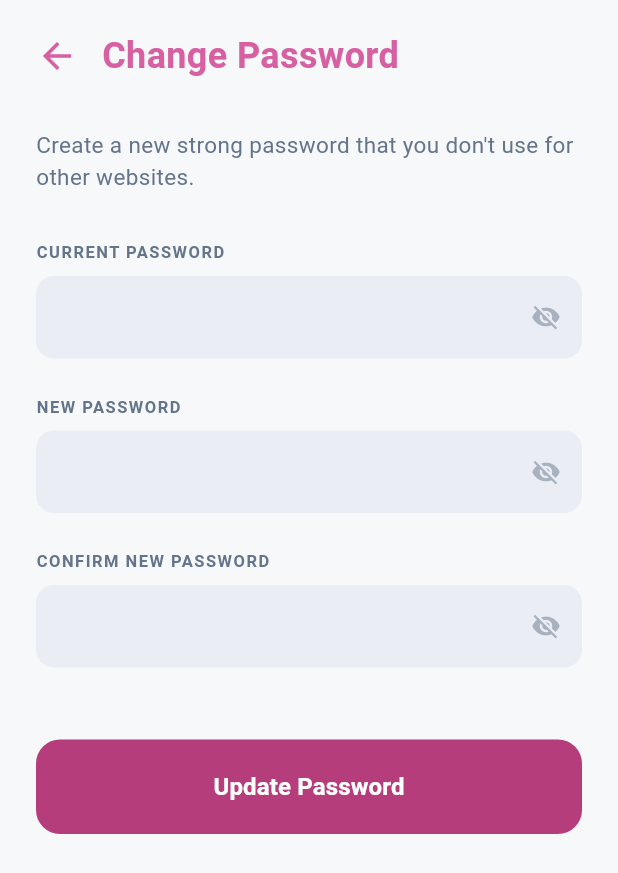
After one commit to mfitrah1502/indahsarisalon-mobile, a Flutter app: the ChangePasswordPage screen opened directly, on a phone screen of 412 x 824 dp. The commit adds this screen. Shown: the top 873 px of the screen. Run offline on Flutter 3.47's test engine with Material 3 defaults, Android fonts, the phone set to English and light mode, and no system bars; our stand-ins replace fl_chart, flutter_dotenv, image_picker, pdf, share_plus, shared_preferences and 1 more; missing offline and left inert: bcrypt, excel, whatsapp_share; accounts and stored records are empty.

Commit message:
watsap
yeuw

```diff
--- /dev/null
+++ b/lib/views/change_password_page.dart
@@ -0,0 +1,262 @@
+import 'package:flutter/material.dart';
+import 'package:supabase_flutter/supabase_flutter.dart';
+import 'package:bcrypt/bcrypt.dart';
+import '../app_session.dart';
+import '../utils/translations.dart';
+
+class ChangePasswordPage extends StatefulWidget {
+  const ChangePasswordPage({super.key});
+
+  @override
+  State<ChangePasswordPage> createState() => _ChangePasswordPageState();
+}
+
+class _ChangePasswordPageState extends State<ChangePasswordPage> {
+  final Color primaryColor = const Color(0xFFD660A1);
+  final Color buttonColor = const Color(0xFFB53D7C);
+  final Color scaffoldBg = const Color(0xFFF6F8FA);
+  final Color mutedText = const Color(0xFF64748B);
+
+  final currentPasswordController = TextEditingController();
+  final newPasswordController = TextEditingController();
+  final confirmController = TextEditingController();
+
+  bool _showCurrent = false;
+  bool _showNew = false;
+  bool _showConfirm = false;
+  bool _isLoading = false;
+
+  @override
+  void dispose() {
+    currentPasswordController.dispose();
+    newPasswordController.dispose();
+    confirmController.dispose();
+    super.dispose();
+  }
+
+  Future<void> _changePassword() async {
+    final currentPass = currentPasswordController.text;
+    final newPass = newPasswordController.text;
+    final confirmPass = confirmController.text;
+
+    if (currentPass.isEmpty || newPass.isEmpty || confirmPass.isEmpty) {
+      ScaffoldMessenger.of(context).showSnackBar(
+        SnackBar(content: Text('Please fill all fields'.tr)),
+      );
+      return;
+    }
+
+    if (newPass != confirmPass) {
+      ScaffoldMessenger.of(context).showSnackBar(
+        SnackBar(content: Text('New passwords do not match'.tr)),
+      );
+      return;
+    }
+
+    if (newPass.length < 8) {
+      ScaffoldMessenger.of(context).showSnackBar(
+        SnackBar(content: Text('Password must be at least 8 characters'.tr)),
+      );
+      return;
+    }
+
+    setState(() => _isLoading = true);
+
+    try {
+      final userId = AppSession.userId;
+      if (userId == null) throw Exception("User not logged in");
+
+      // Verify current password
+      final userData = await Supabase.instance.client
+          .from('users')
+          .select('password')
+          .eq('id', userId)
+          .single();
+
+      final isCurrentCorrect = BCrypt.checkpw(currentPass, userData['password']);
+      if (!isCurrentCorrect) {
+        setState(() => _isLoading = false);
+        ScaffoldMessenger.of(context).showSnackBar(
+          SnackBar(content: Text('Current password is incorrect'.tr)),
+        );
+        return;
+      }
+
+      // Hash new password and update
+      final hashedNewPassword = BCrypt.hashpw(newPass, BCrypt.gensalt());
+      await Supabase.instance.client
+          .from('users')
+          .update({'password': hashedNewPassword})
+          .eq('id', userId);
+
+      // Try updating Supabase auth if it's linked
+      try {
+        await Supabase.instance.client.auth.updateUser(
+          UserAttributes(password: newPass),
+        );
+      } catch (_) {}
+
+      if (mounted) {
+        ScaffoldMessenger.of(context).showSnackBar(
+          SnackBar(content: Text('Password successfully updated!'.tr)),
+        );
+        Navigator.pop(context);
+      }
+    } catch (e) {
+      if (mounted) {
+        ScaffoldMessenger.of(context).showSnackBar(
+          SnackBar(content: Text('Error updating password: ${e.toString()}'.tr)),
+        );
+      }
+    } finally {
+      if (mounted) {
+        setState(() => _isLoading = false);
+      }
+    }
+  }
+
+  @override
+  Widget build(BuildContext context) {
+    // For Dark/Light theme, we use some dynamic colors if we want, but keeping it simple for now based on scaffoldBg
+    // If the app supports dark mode everywhere, we should use Theme.of(context).brightness
+    final isDarkMode = Theme.of(context).brightness == Brightness.dark;
+    final currentScaffoldBg = isDarkMode ? const Color(0xFF1E293B) : scaffoldBg;
+    final currentMainText = isDarkMode ? Colors.white : primaryColor;
+
+    return Scaffold(
+      backgroundColor: currentScaffoldBg,
+      body: SafeArea(
+        child: SingleChildScrollView(
+          child: Padding(
+            padding: const EdgeInsets.symmetric(horizontal: 24.0, vertical: 20.0),
+            child: Column(
+              crossAxisAlignment: CrossAxisAlignment.start,
+              children: [
+                // Header
+                Row(
+                  children: [
+                    GestureDetector(
+                      onTap: () => Navigator.pop(context),
+                      child: Icon(Icons.arrow_back, color: currentMainText, size: 28),
+                    ),
+                    const SizedBox(width: 16),
+                    Text(
+                      "Change Password".tr,
+                      style: TextStyle(
+                        color: currentMainText,
+                        fontSize: 24,
+                        fontWeight: FontWeight.bold,
+                      ),
+                    ),
+                  ],
+                ),
+
+                const SizedBox(height: 32),
+                Text(
+                  "Create a new strong password that you don't use for other websites.".tr,
+                  style: TextStyle(color: mutedText, fontSize: 15, height: 1.4),
+                ),
+                const SizedBox(height: 32),
+
+                // Form
+                _buildPasswordField(
+                  "CURRENT PASSWORD".tr,
+                  currentPasswordController,
+                  _showCurrent,
+                  () => setState(() => _showCurrent = !_showCurrent),
+                  isDarkMode
+                ),
+                const SizedBox(height: 24),
+                _buildPasswordField(
+                  "NEW PASSWORD".tr,
+                  newPasswordController,
+                  _showNew,
+                  () => setState(() => _showNew = !_showNew),
+                  isDarkMode
+                ),
+                const SizedBox(height: 24),
+                _buildPasswordField(
+                  "CONFIRM NEW PASSWORD".tr,
+                  confirmController,
+                  _showConfirm,
+                  () => setState(() => _showConfirm = !_showConfirm),
+                  isDarkMode
+                ),
+
+                const SizedBox(height: 48),
+
+                // Save Button
+                SizedBox(
+                  width: double.infinity,
+                  child: ElevatedButton(
+                    style: ElevatedButton.styleFrom(
+                      backgroundColor: buttonColor,
+                      foregroundColor: Colors.white,
+                      padding: const EdgeInsets.symmetric(vertical: 20),
+                      shape: RoundedRectangleBorder(borderRadius: BorderRadius.circular(16)),
+                      elevation: 0,
+                    ),
+                    onPressed: _isLoading ? null : _changePassword,
+                    child: _isLoading
+                      ? const SizedBox(width: 20, height: 20, child: CircularProgressIndicator(color: Colors.white, strokeWidth: 2))
+                      : Text(
+                      "Update Password".tr,
+                      style: const TextStyle(fontSize: 16, fontWeight: FontWeight.bold),
+                    ),
+                  ),
+                ),
+              ],
+            ),
+          ),
+        ),
+      ),
+    );
+  }
+
+  Widget _buildPasswordField(String label, TextEditingController controller, bool showPassword, VoidCallback onToggle, bool isDarkMode) {
+    final inputBg = isDarkMode ? const Color(0xFF334155) : const Color(0xFFE2E8F0).withOpacity(0.6);
+    final inputTextColor = isDarkMode ? Colors.white : const Color(0xFF1E293B);
+
+    return Column(
+      crossAxisAlignment: CrossAxisAlignment.start,
+      children: [
+        Text(
+          label,
+          style: TextStyle(
+            fontSize: 11,
+            fontWeight: FontWeight.bold,
+            letterSpacing: 1.0,
+            color: mutedText,
+          ),
+        ),
+        const SizedBox(height: 8),
+        Container(
+          decoration: BoxDecoration(
+            color: inputBg,
+            borderRadius: BorderRadius.circular(12),
+          ),
+          child: TextField(
+            controller: controller,
+            obscureText: !showPassword,
+            style: TextStyle(
+              fontSize: 15,
+              fontWeight: FontWeight.w600,
+              color: inputTextColor,
+            ),
+            decoration: InputDecoration(
+              border: InputBorder.none,
+              contentPadding: const EdgeInsets.symmetric(horizontal: 16, vertical: 16),
+              suffixIcon: IconButton(
+                icon: Icon(
+                  showPassword ? Icons.visibility : Icons.visibility_off,
+                  color: mutedText.withOpacity(0.5), size: 20,
+                ),
+                onPressed: onToggle,
+              ),
+            ),
+          ),
+        ),
+      ],
+    );
+  }
+}
```
Also changed, not shown: lib/views/booking_page.dart (+15 -2 lines), lib/views/home_page.dart (+31 -13 lines), lib/views/list_stylist_page.dart (+62 -5 lines), lib/views/notifications_page.dart (+12 -7 lines), lib/views/select_services_page.dart (+23 -7 lines), lib/views/settings_page.dart (+7 -1 lines), 1 other file.
